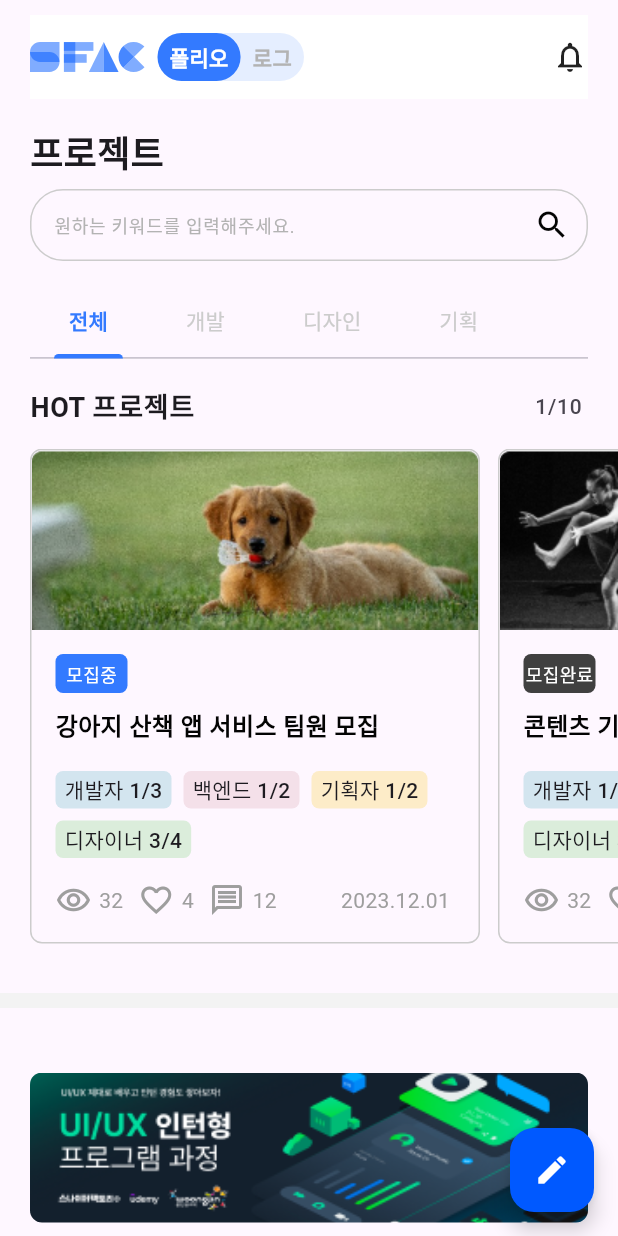
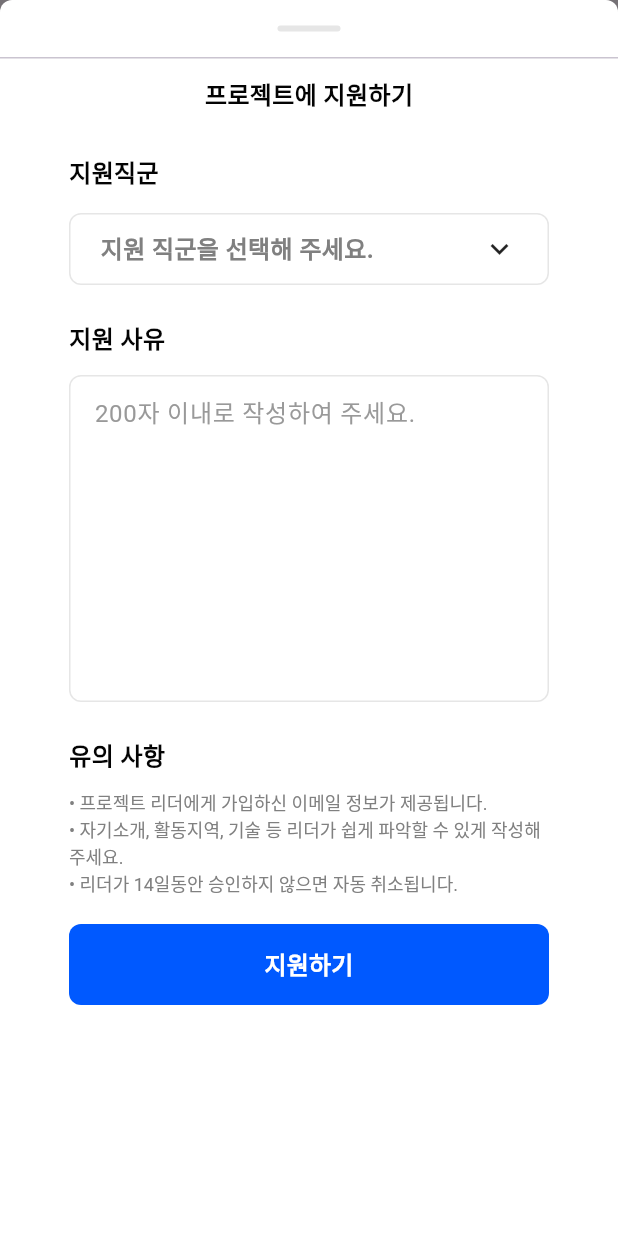
Before and after one commit to 9weeks-app-web/Team-6, a Flutter app: the ProjectPage screen opened directly, after a tap on the "edit" icon, on a phone screen of 412 x 824 dp. Run offline on Flutter 3.47's test engine with Material 3 defaults, Android fonts, the phone set to English and light mode, and no system bars; our stand-ins replace dotted_border, equatable, file_picker, flutter_riverpod, flutter_svg, fluttertoast and 2 more; accounts and stored records are empty; Roboto replaces fonts that are missing (Pretendard, Pretendard Variable).

Commit message:
add project apply widget

```diff
--- a/lib/view/pages/project_pages/project_page.dart
+++ b/lib/view/pages/project_pages/project_page.dart
@@ -1,6 +1,7 @@
 import 'package:flutter/material.dart';
 import 'package:flutter_app/common.dart';
 import 'package:flutter_app/util/project/project_tab_list.dart';
+import 'package:flutter_app/view/widgets/project_widgets/project_apply_widget.dart';
 import 'package:flutter_app/view/widgets/project_widgets/tab_widget.dart';
 import 'package:flutter_app/view/widgets/header_widget.dart';
 import 'package:flutter_app/view/widgets/recruit_page_widgets/search_bar_widget.dart';
@@ -10,10 +11,18 @@ class ProjectPage extends StatelessWidget {
 
   @override
   Widget build(BuildContext context) {
-    return Scaffold(
+    return SafeArea(
+      child: Scaffold(
         floatingActionButton: FloatingActionButton(
-        onPressed: () {},
-        backgroundColor: Color(0xFF0059FF),
+          onPressed: () {
+            showModalBottomSheet(
+              useSafeArea: true,
+              isScrollControlled: true,
+              context: context,
+              builder: (context) => const ProjectApplyWidget(),
+            );
+          },
+          backgroundColor: const Color(0xFF0059FF),
           child: const Icon(
             Icons.edit,
             color: Colors.white,
@@ -59,6 +68,7 @@ class ProjectPage extends StatelessWidget {
             ],
           ),
         ),
+      ),
     );
   }
 }
--- a/lib/view/widgets/common_widgets/custom_menu_widget.dart
+++ b/lib/view/widgets/common_widgets/custom_menu_widget.dart
@@ -148,11 +148,13 @@ class _CustomMenuState extends State<CustomMenuWidget> {
         showToast(context, 'Clicked 배너 이미지 공유');
         break;
       case '보드 편집':
-        showDialog(
+        showModalBottomSheet(
+          isScrollControlled: true,
+          useSafeArea: true,
           context: context,
-          barrierDismissible: true,
-          builder: (BuildContext context) =>
-              const MyInterestPortfolioDetailEditWidget(),
+          builder: (context) => SizedBox(
+              height: MediaQuery.of(context).size.height * 0.95,
+              child: const MyInterestPortfolioDetailEditWidget()),
         );
         break;
       case '보드 삭제':
--- a/lib/view/widgets/my_interest_portfolio_detail_widgets/my_interest_portolio_detail_edit_widget.dart
+++ b/lib/view/widgets/my_interest_portfolio_detail_widgets/my_interest_portolio_detail_edit_widget.dart
@@ -15,17 +15,28 @@ class _MyInterestPortfolioDetailEditWidgetState
 
   @override
   Widget build(BuildContext context) {
-    return Dialog(
-      insetPadding: const EdgeInsets.only(top: 20),
-      child: Container(
+    return Container(
       decoration: const BoxDecoration(
           borderRadius: BorderRadius.only(
               topLeft: Radius.circular(8), topRight: Radius.circular(8)),
           color: Colors.white),
       width: MediaQuery.of(context).size.width,
       child: Column(
+        mainAxisSize: MainAxisSize.min,
         children: [
-            const SizedBox(height: 40),
+          Padding(
+            padding: const EdgeInsets.symmetric(vertical: 17),
+            child: Container(
+              height: 4,
+              width: 42,
+              decoration: BoxDecoration(
+                  color: DesignColor.Neutral.shade10,
+                  borderRadius: const BorderRadius.all(Radius.circular(2))),
+            ),
+          ),
+          const Divider(
+            height: 1,
+          ),
           Text(
             '보드 편집',
             style: DesignTextStyle(
@@ -72,7 +83,10 @@ class _MyInterestPortfolioDetailEditWidgetState
             ),
           ),
           Expanded(child: Container()),
-            Row(
+          Padding(
+            padding: EdgeInsets.only(
+                bottom: MediaQuery.of(context).viewInsets.bottom),
+            child: Row(
               mainAxisAlignment: MainAxisAlignment.spaceAround,
               children: [
                 Row(
@@ -113,12 +127,10 @@ class _MyInterestPortfolioDetailEditWidgetState
                     ),
                   ],
                 ),
-                // Save Button
-                // Other widgets go here
               ],
             ),
+          ),
         ],
-        ),
       ),
     );
   }
--- /dev/null
+++ b/lib/view/widgets/project_widgets/project_apply_widget.dart
@@ -0,0 +1,205 @@
+import 'package:flutter/material.dart';
+import 'package:flutter_app/common.dart';
+import 'package:flutter_app/view/widgets/common_widgets/custom_drop_down_widget.dart';
+import 'package:flutter_app/view/widgets/common_widgets/toast_widget.dart';
+import 'package:go_router/go_router.dart';
+
+class ProjectApplyWidget extends StatefulWidget {
+  const ProjectApplyWidget({super.key});
+
+  @override
+  State<ProjectApplyWidget> createState() => _ProjectApplyWidgetState();
+}
+
+class _ProjectApplyWidgetState extends State<ProjectApplyWidget> {
+  String? selectedDropdown;
+  List<String> menuList = [
+    'UX/UI 디자이너',
+    '기획자',
+    '백엔드',
+  ];
+  @override
+  Widget build(BuildContext context) {
+    return Container(
+      decoration: const BoxDecoration(
+          color: Colors.white,
+          borderRadius: BorderRadius.only(
+              topLeft: Radius.circular(8), topRight: Radius.circular(8))),
+      width: MediaQuery.of(context).size.width,
+      child: Column(
+        crossAxisAlignment: CrossAxisAlignment.center,
+        children: [
+          Padding(
+            padding: const EdgeInsets.symmetric(vertical: 17),
+            child: Container(
+              height: 4,
+              width: 42,
+              decoration: BoxDecoration(
+                  color: DesignColor.Neutral.shade10,
+                  borderRadius: const BorderRadius.all(Radius.circular(2))),
+            ),
+          ),
+          const Divider(
+            height: 1,
+          ),
+          Padding(
+            padding: const EdgeInsets.symmetric(vertical: 12),
+            child: Text(
+              '프로젝트에 지원하기',
+              style: DesignTextStyle(
+                      color: DesignColor.Neutral, style: DesignStyle.Body_Bold)
+                  .textStyle,
+            ),
+          ),
+          const SizedBox(
+            height: 16,
+          ),
+          SizedBox(
+            width: 320,
+            child: Column(
+              crossAxisAlignment: CrossAxisAlignment.start,
+              children: [
+                Text(
+                  '지원직군',
+                  style: DesignTextStyle(
+                          color: DesignColor.Neutral,
+                          style: DesignStyle.Body_SemiBold)
+                      .textStyle,
+                ),
+                const SizedBox(
+                  height: 16,
+                ),
+                CustomDropdownButton(
+                    items: menuList,
+                    onChanged: (dynamic value) {
+                      setState(() {
+                        selectedDropdown = value ?? '';
+                      });
+                    },
+                    hintText: '지원 직군을 선택해 주세요.'),
+                const SizedBox(
+                  height: 24,
+                ),
+              ],
+            ),
+          ),
+          SizedBox(
+            width: 320,
+            child: Column(
+              crossAxisAlignment: CrossAxisAlignment.start,
+              children: [
+                Text(
+                  '지원 사유',
+                  style: DesignTextStyle(
+                          color: DesignColor.Neutral,
+                          style: DesignStyle.Body_SemiBold)
+                      .textStyle,
+                ),
+                const SizedBox(
+                  height: 12,
+                ),
+                Container(
+                  height: 218,
+                  decoration: BoxDecoration(
+                      shape: BoxShape.rectangle,
+                      border: Border.all(
+                        color: DesignColor.Neutral.shade10,
+                        width: 1.0,
+                      ),
+                      borderRadius: const BorderRadius.all(Radius.circular(8))),
+                  child: Padding(
+                    padding: const EdgeInsets.symmetric(horizontal: 16),
+                    child: TextField(
+                      textAlign: TextAlign.start,
+                      decoration: InputDecoration(
+                        hintText: '200자 이내로 작성하여 주세요.',
+                        hintStyle: DesignTextStyle(
+                                color: DesignColor.Neutral.shade40,
+                                style: DesignStyle.Body)
+                            .textStyle,
+                        border: InputBorder.none,
+                      ),
+                    ),
+                  ),
+                )
+              ],
+            ),
+          ),
+          const SizedBox(
+            height: 24,
+          ),
+          SizedBox(
+            width: 320,
+            child: Column(
+              crossAxisAlignment: CrossAxisAlignment.start,
+              children: [
+                Text(
+                  '유의 사항',
+                  style: DesignTextStyle(
+                          color: DesignColor.Neutral,
+                          style: DesignStyle.Body_SemiBold)
+                      .textStyle,
+                ),
+                const SizedBox(
+                  height: 10,
+                ),
+                RichText(
+                  text: TextSpan(
+                    children: [
+                      TextSpan(
+                        text: '• 프로젝트 리더에게 가입하신 이메일 정보가 제공됩니다.\n',
+                        style: DesignTextStyle(
+                                color: DesignColor.Neutral.shade50,
+                                style: DesignStyle.Caption_1)
+                            .textStyle,
+                      ),
+                      TextSpan(
+                        text: '• 자기소개, 활동지역, 기술 등 리더가 쉽게 파악할 수 있게 작성해주세요.\n',
+                        style: DesignTextStyle(
+                                color: DesignColor.Neutral.shade50,
+                                style: DesignStyle.Caption_1)
+                            .textStyle,
+                      ),
+                      TextSpan(
+                        text: '• 리더가 14일동안 승인하지 않으면 자동 취소됩니다.\n',
+                        style: DesignTextStyle(
+                                color: DesignColor.Neutral.shade50,
+                                style: DesignStyle.Caption_1)
+                            .textStyle,
+                      ),
+                    ],
+                  ),
+                ),
+                SizedBox(
+                  width: 320,
+                  height: 54,
+                  child: ElevatedButton(
+                    onPressed: () {
+                      context.pop();
+                      showToast(context, '성공적으로 지원되었습니다.');
+                    },
+                    style: ElevatedButton.styleFrom(
+                      foregroundColor: Colors.white,
+                      backgroundColor: DesignColor.Primary, // 버튼 텍스트 색상
+                      shape: RoundedRectangleBorder(
+                        borderRadius: BorderRadius.circular(8),
+                      ),
+                      elevation: 0, // 그림자 제거
+                    ),
+                    child: Text(
+                      '지원하기',
+                      style: DesignTextStyle(
+                              color: Colors.white,
+                              style: DesignStyle.Label_1_SemiBold)
+                          .textStyle,
+                    ),
+                  ),
+                ),
+              ],
+            ),
+          )
+        ],
+      ),
+    );
+  }
+}
```
Also changed, not shown: 1 other file. Lines whose indentation alone changed are shown as unchanged.
